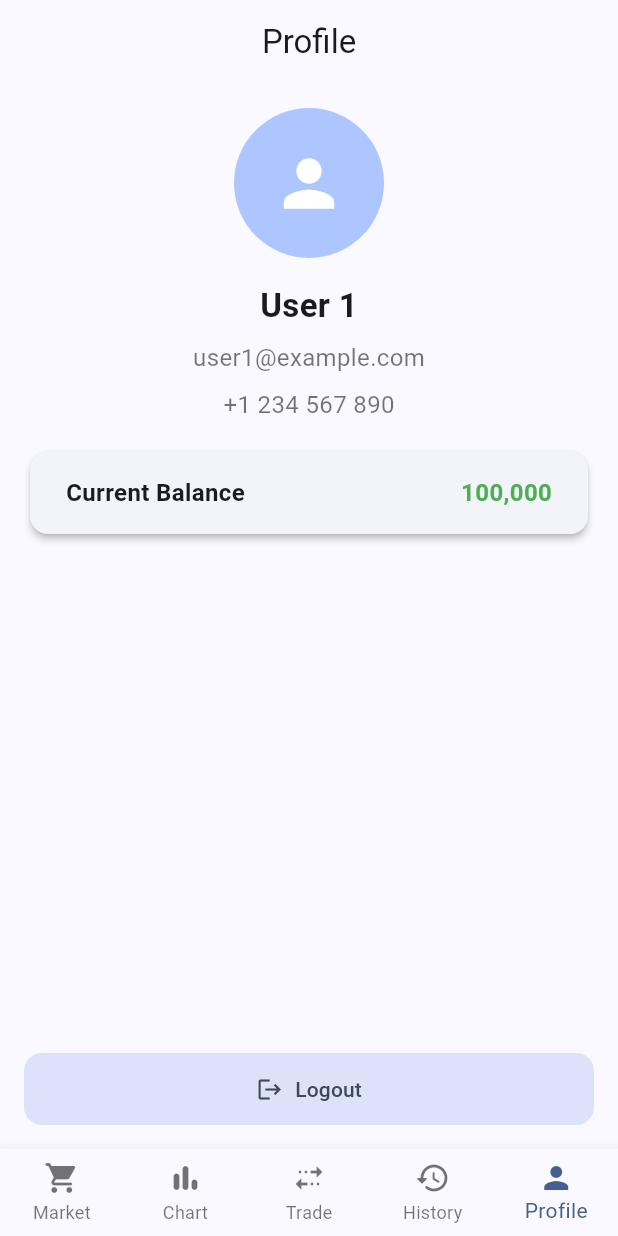
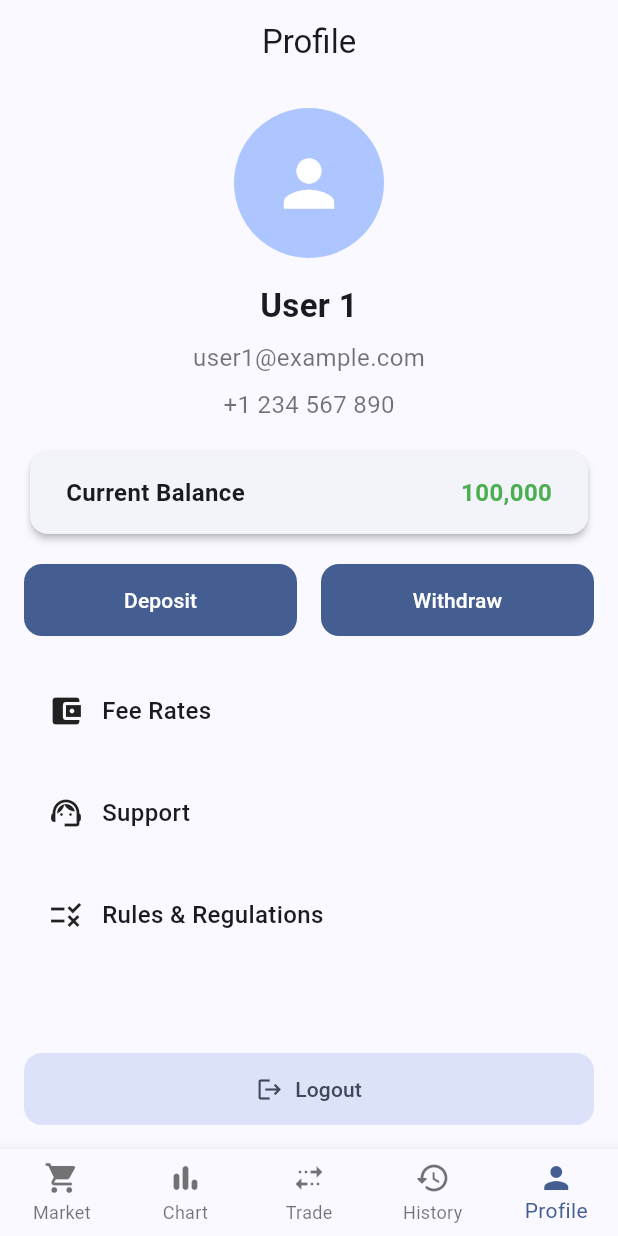
Before and after one commit to ThetpaingWin8834/mcx, a Flutter app: the screen it shows after launch, item 5 of the bottom bar chosen, on a phone screen of 412 x 824 dp. Run offline on Flutter 3.47's test engine with Material 3 defaults, Android fonts, the phone set to English and light mode, and no system bars; our stand-ins replace flutter_riverpod; missing offline and left inert: k_chart_plus.

Commit message:
Update profile_screen.dart

```diff
--- a/lib/profile/profile_screen.dart
+++ b/lib/profile/profile_screen.dart
@@ -1,4 +1,47 @@
 import 'package:flutter/material.dart';
+
+class ProfileActionButton extends StatelessWidget {
+  final IconData icon;
+  final String label;
+  final Color color;
+  final VoidCallback onTap;
+
+  const ProfileActionButton({
+    super.key,
+    required this.icon,
+    required this.label,
+    required this.color,
+    required this.onTap,
+  });
+
+  @override
+  Widget build(BuildContext context) {
+    return Padding(
+      padding: const EdgeInsets.symmetric(vertical: 6),
+      child: InkWell(
+        onTap: onTap,
+        borderRadius: BorderRadius.circular(12),
+        child: Container(
+          padding: const EdgeInsets.symmetric(vertical: 16, horizontal: 16),
+          decoration: BoxDecoration(borderRadius: BorderRadius.circular(12)),
+          child: Row(
+            children: [
+              Icon(icon, size: 24),
+              const SizedBox(width: 12),
+              Text(
+                label,
+                style: const TextStyle(
+                  fontSize: 16,
+                  fontWeight: FontWeight.w500,
+                ),
+              ),
+            ],
+          ),
+        ),
+      ),
+    );
+  }
+}
 
 class ProfileScreen extends StatelessWidget {
   const ProfileScreen({super.key});
@@ -14,10 +57,9 @@ class ProfileScreen extends StatelessWidget {
     return Scaffold(
       appBar: AppBar(title: const Text("Profile"), centerTitle: true),
       body: Padding(
-        padding: const EdgeInsets.all(16),
+        padding: const EdgeInsets.all(16.0),
         child: Column(
           children: [
-            // Profile Icon
             CircleAvatar(
               radius: 50,
               backgroundColor: Theme.of(context).colorScheme.primaryFixedDim,
@@ -25,28 +67,24 @@ class ProfileScreen extends StatelessWidget {
             ),
             const SizedBox(height: 16),
 
-            // Name
             Text(
               name,
               style: const TextStyle(fontSize: 22, fontWeight: FontWeight.bold),
             ),
             const SizedBox(height: 8),
 
-            // Email
             Text(
               email,
               style: const TextStyle(fontSize: 16, color: Colors.black54),
             ),
             const SizedBox(height: 8),
 
-            // Phone
             Text(
               phone,
               style: const TextStyle(fontSize: 16, color: Colors.black54),
             ),
             const SizedBox(height: 16),
 
-            // Current Balance Card
             Card(
               elevation: 2,
               shape: RoundedRectangleBorder(
@@ -79,15 +117,74 @@ class ProfileScreen extends StatelessWidget {
                 ),
               ),
             ),
-            const Spacer(),
-
-            // Logout Button
+            const SizedBox(height: 16),
+            Row(
+              children: [
+                Expanded(
+                  child: FilledButton(
+                    onPressed: () {},
+                    style: FilledButton.styleFrom(
+                      // backgroundColor: Colors.green,
+                      // foregroundColor: Colors.white,
+                      padding: const EdgeInsets.symmetric(vertical: 14),
+                      shape: RoundedRectangleBorder(
+                        borderRadius: BorderRadius.circular(12),
+                      ),
+                    ),
+                    child: const Text("Deposit"),
+                  ),
+                ),
+                const SizedBox(width: 16),
+                Expanded(
+                  child: FilledButton(
+                    onPressed: () {},
+                    style: FilledButton.styleFrom(
+                      // backgroundColor: Colors.red,
+                      // foregroundColor: Colors.white,
+                      padding: const EdgeInsets.symmetric(vertical: 14),
+                      shape: RoundedRectangleBorder(
+                        borderRadius: BorderRadius.circular(12),
+                      ),
+                    ),
+                    child: const Text("Withdraw"),
+                  ),
+                ),
+              ],
+            ),
+            const SizedBox(height: 16),
+            Expanded(
+              child: Column(
+                children: [
+                  ProfileActionButton(
+                    icon: Icons.account_balance_wallet,
+                    label: "Fee Rates",
+                    color: Colors.blue,
+                    onTap: () {},
+                  ),
+                  ProfileActionButton(
+                    icon: Icons.support_agent,
+                    label: "Support",
+                    color: Colors.orange,
+                    onTap: () {},
+                  ),
+                  ProfileActionButton(
+                    icon: Icons.rule,
+                    label: "Rules & Regulations",
+                    color: Colors.purple,
+                    onTap: () {},
+                  ),
+                ],
+              ),
+            ),
+            const SizedBox(height: 24),
             SizedBox(
               width: double.infinity,
               child: FilledButton.tonalIcon(
                 icon: const Icon(Icons.logout),
                 label: const Text("Logout"),
                 style: FilledButton.styleFrom(
+                  // backgroundColor: Colors.grey[300],
+                  // foregroundColor: Colors.black,
                   padding: const EdgeInsets.symmetric(vertical: 14),
                   shape: RoundedRectangleBorder(
                     borderRadius: BorderRadius.circular(12),
```
